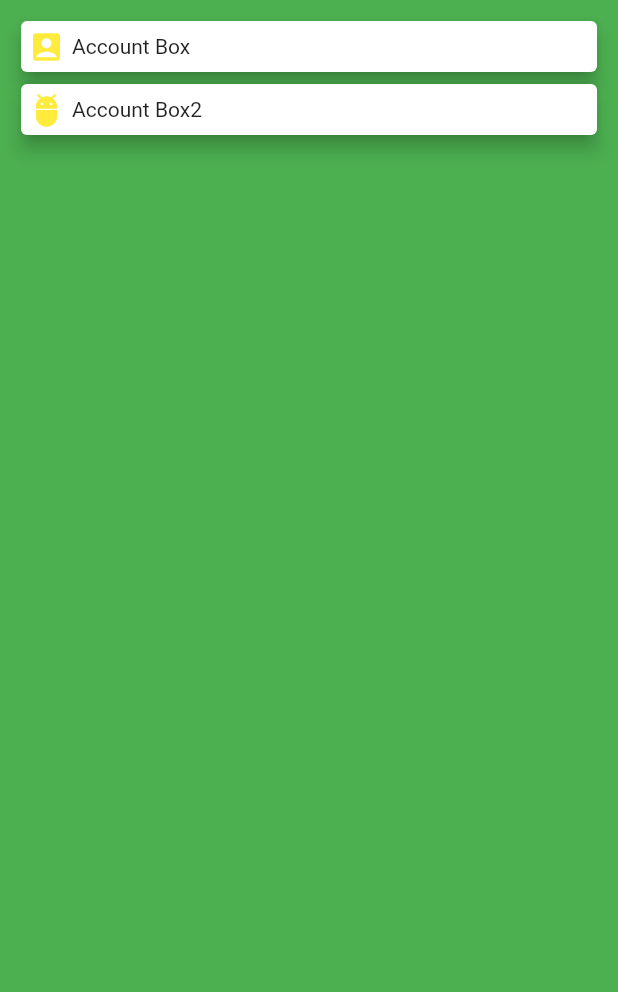
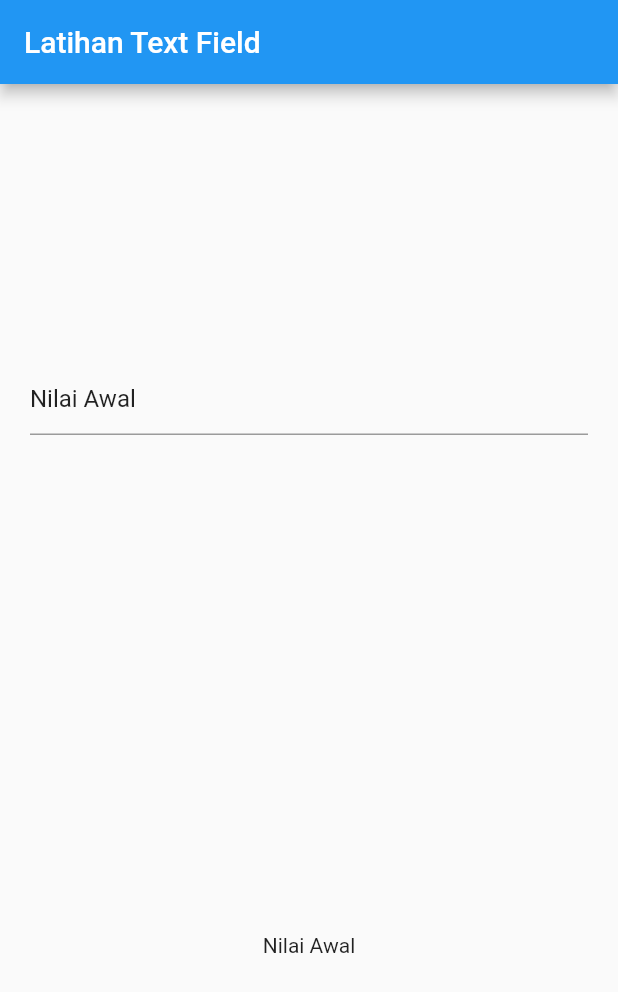
Before and after one commit to rankoms/belajar_flutter, a Flutter app: the screen it shows after launch, on a phone screen of 412 x 824 dp. Shown: the top 992 px of the screen. Run offline on Flutter 3.47's test engine with Material 2 defaults, Android fonts, the phone set to English and light mode, and no system bars.

Commit message:
membuat field text

```diff
--- a/lib/main.dart
+++ b/lib/main.dart
@@ -2,42 +2,37 @@ import 'package:flutter/material.dart';
 
 void main() => runApp(const MyApp());
 
-class MyApp extends StatelessWidget {
+class MyApp extends StatefulWidget {
   const MyApp({Key? key}) : super(key: key);
 
+  @override
+  _MyAppState createState() => _MyAppState();
+}
+
+class _MyAppState extends State<MyApp> {
+  TextEditingController controller = TextEditingController(text: 'Nilai Awal');
   @override
   Widget build(BuildContext context) {
     return MaterialApp(
       home: Scaffold(
-        backgroundColor: Colors.green,
+        appBar: AppBar(
+          title: Text('Latihan Text Field'),
+        ),
         body: Container(
-          margin: EdgeInsets.all(10),
-          child: ListView(
+          margin: EdgeInsets.all(20),
+          child: Column(
+            mainAxisAlignment: MainAxisAlignment.spaceAround,
             children: [
-              buildCard(Icons.account_box, 'Account Box'),
-              buildCard(Icons.adb, 'Account Box2')
+              TextField(
+                  onChanged: (value) {
+                    setState(() {});
+                  },
+                  controller: controller),
+              Text(controller.text)
             ],
           ),
         ),
       ),
     );
   }
-
-  Card buildCard(IconData iconData, String text) {
-    return Card(
-      elevation: 5,
-      child: Row(
-        children: [
-          Container(
-            child: Icon(
-              iconData,
-              color: Colors.yellow,
-            ),
-            margin: EdgeInsets.all(5.0),
-          ),
-          Text(text)
-        ],
-      ),
-    );
-  }
 }
```
